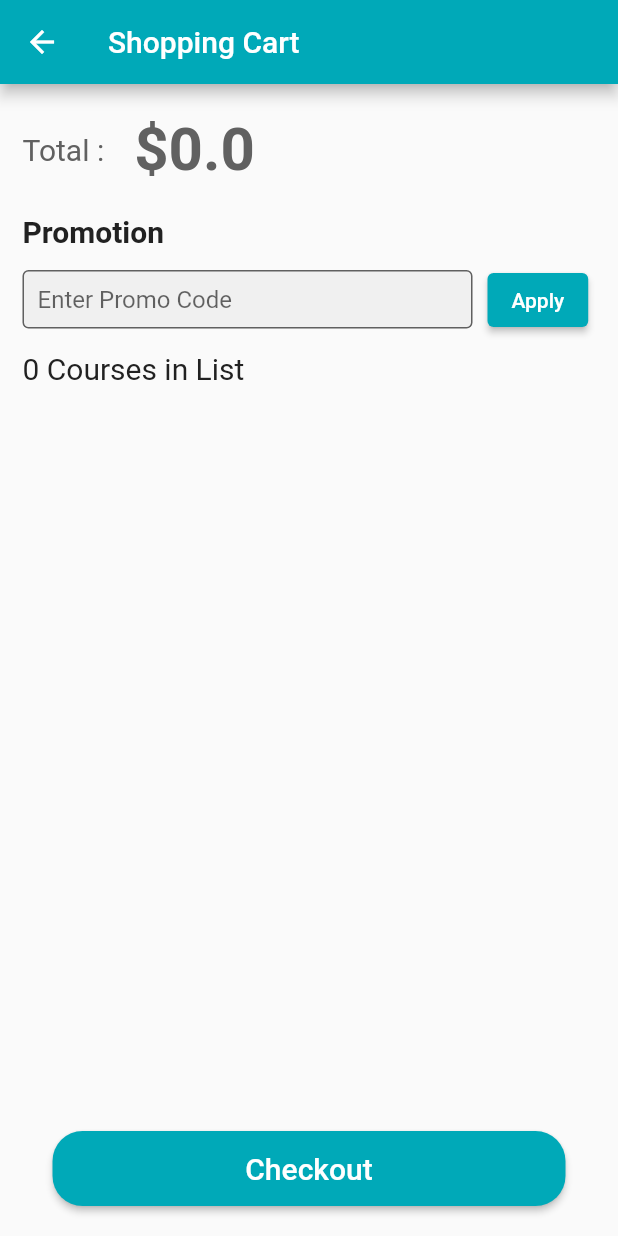
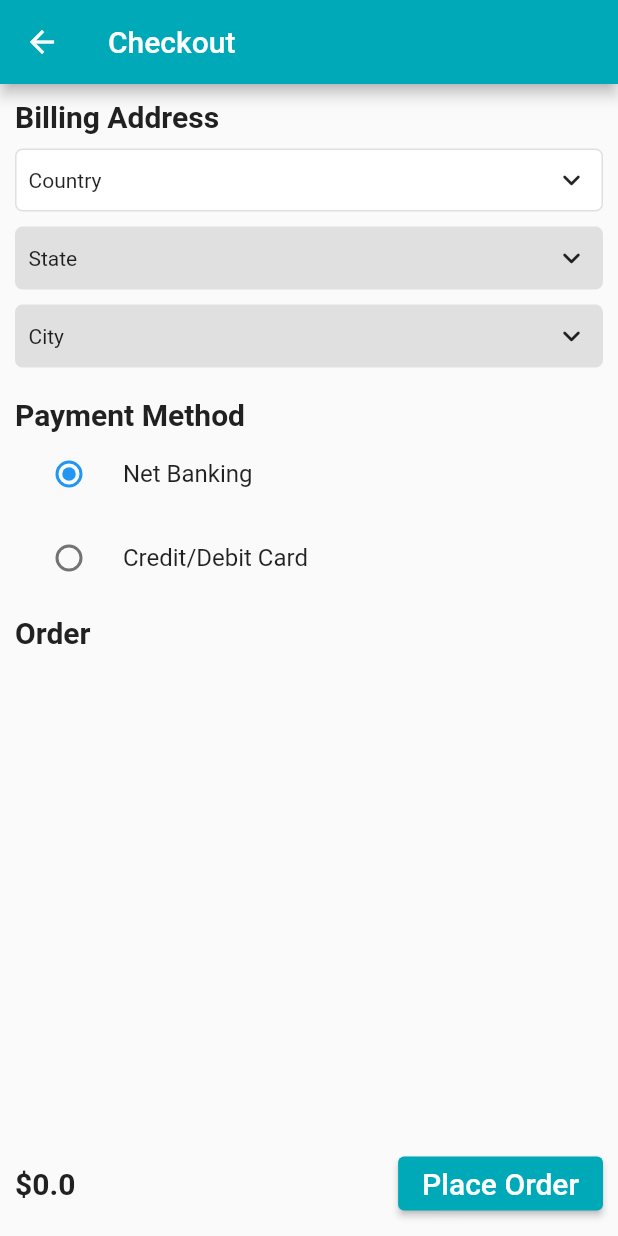
Before and after one commit to maheshpd/flutter_online_course, a Flutter app: the ShoppingCartScreen screen opened by its route, after a tap on "Checkout", on a phone screen of 412 x 824 dp. Run offline on Flutter 3.47's test engine with Material 2 defaults, Android fonts, the phone set to English and light mode, and no system bars; drawn by our look-alikes of csc_picker; our stand-ins replace readmore.

Commit message:
Checkout Screen

```diff
--- /dev/null
+++ b/lib/arguments/checkout_argument.dart
@@ -0,0 +1,12 @@
+import 'package:flutter_online_course/model/course.dart';
+
+class CheckoutArgument {
+  final List<Course> _courseList;
+  final double _totalPrice;
+
+  CheckoutArgument(this._courseList, this._totalPrice);
+
+  double get totalPrice => _totalPrice;
+
+  List<Course> get courseList => _courseList;
+}
--- /dev/null
+++ b/lib/data_provider/my_course_data_provider.dart
@@ -0,0 +1,18 @@
+import 'package:flutter_online_course/model/course.dart';
+import 'package:flutter_online_course/model/my_course.dart';
+
+class MyCourseDataProvider {
+  static final List<MyCourse> _myCourse = [];
+
+  static void addCourse(Course course) {
+    _myCourse.add(MyCourse(course));
+  }
+
+  static void addAllCourse(List<Course> courses) {
+    for (var course in courses) {
+      _myCourse.add(MyCourse(course));
+    }
+  }
+
+  static List<MyCourse> get myCourse => _myCourse;
+}
--- a/lib/main.dart
+++ b/lib/main.dart
@@ -1,9 +1,11 @@
 import 'package:flutter/material.dart';
+import 'package:flutter_online_course/arguments/checkout_argument.dart';
 import 'package:flutter_online_course/arguments/course_argument.dart';
-import 'package:flutter_online_course/details/course_details.dart';
+import 'package:flutter_online_course/screen/details/course_details.dart';
 import 'package:flutter_online_course/screen/home/course_home.dart';
 import 'package:flutter_online_course/screen/intro/intro_screen.dart';
-import 'package:flutter_online_course/shopping/shopping_cart_screen.dart';
+import 'package:flutter_online_course/screen/shopping/checkout_screen.dart';
+import 'package:flutter_online_course/screen/shopping/shopping_cart_screen.dart';
 import 'package:flutter_online_course/utils/route_name.dart';
 
 void main() {
@@ -33,6 +35,14 @@ class MyApp extends StatelessWidget {
           final args = settings.arguments as CourseArgument;
           return MaterialPageRoute(
               builder: (context) => CourseDetails(course: args.course));
+        } else if (settings.name == RouteNames.checkout) {
+          //Lets create checkout argument to pass data to checkout screen
+          final args = settings.arguments as CheckoutArgument;
+          return MaterialPageRoute(
+              builder: (context) => CheckoutScreen(
+                    courseList: args.courseList,
+                    totalPrice: args.totalPrice,
+                  ));
         }
       },
     );
--- /dev/null
+++ b/lib/model/my_course.dart
@@ -0,0 +1,17 @@
+import 'package:flutter_online_course/model/course.dart';
+
+class MyCourse {
+  final Course _course;
+
+  int _progress = 0;
+
+  MyCourse(this._course);
+
+  int get progress => _progress;
+
+  Course get course => _course;
+
+  set progress(int value) {
+    _progress = value;
+  }
+}
--- a/lib/details/course_details.dart
+++ b/lib/screen/details/course_details.dart
@@ -1,9 +1,9 @@
 import 'package:flutter/material.dart';
 import 'package:flutter_online_course/constants.dart';
 import 'package:flutter_online_course/data_provider/shopping_cart_data_provider.dart';
-import 'package:flutter_online_course/details/widget/favorite_option.dart';
 import 'package:flutter_online_course/model/course.dart';
 import 'package:flutter_online_course/model/section.dart';
+import 'package:flutter_online_course/screen/details/widget/favorite_option.dart';
 import 'package:flutter_online_course/utils/util.dart';
 import 'package:readmore/readmore.dart';
 
--- /dev/null
+++ b/lib/screen/shopping/checkout_screen.dart
@@ -0,0 +1,138 @@
+import 'package:csc_picker/csc_picker.dart';
+import 'package:flutter/material.dart';
+import 'package:flutter_online_course/constants.dart';
+import 'package:flutter_online_course/data_provider/my_course_data_provider.dart';
+import 'package:flutter_online_course/data_provider/shopping_cart_data_provider.dart';
+import 'package:flutter_online_course/screen/shopping/payment_method.dart';
+import 'package:flutter_online_course/utils/route_name.dart';
+import 'package:flutter_online_course/utils/util.dart';
+
+import '../../model/course.dart';
+
+class CheckoutScreen extends StatelessWidget {
+  const CheckoutScreen(
+      {Key? key, required this.courseList, required this.totalPrice})
+      : super(key: key);
+
+  final List<Course> courseList;
+
+  final double totalPrice;
+
+  @override
+  Widget build(BuildContext context) {
+    return Scaffold(
+      appBar: AppBar(
+        backgroundColor: kPrimaryColor,
+        title: const Text("Checkout"),
+      ),
+      body: Padding(
+        padding: const EdgeInsets.all(10.0),
+        child: Stack(
+          alignment: Alignment.bottomCenter,
+          children: [
+            Column(
+              crossAxisAlignment: CrossAxisAlignment.start,
+              children: [
+                Text(
+                  "Billing Address",
+                  style: TextStyle(
+                      fontSize: 20,
+                      fontWeight: FontWeight.bold,
+                      color: Colors.grey.shade900),
+                ),
+                const SizedBox(
+                  height: 10,
+                ),
+                // We will be showing country, state & city in billing address
+                //To show the dropdowns for that, I am using csc_picker: ^0.2.6 package
+                CSCPicker(
+                  layout: Layout.vertical,
+                  flagState: CountryFlag.DISABLE,
+                  onCountryChanged: (value) {},
+                  onStateChanged: (value) {},
+                  onCityChanged: (value) {},
+                ),
+                const SizedBox(
+                  height: 20,
+                ),
+                Text(
+                  "Payment Method",
+                  style: TextStyle(
+                      fontSize: 20,
+                      fontWeight: FontWeight.bold,
+                      color: Colors.grey.shade900),
+                ),
+                //Let's create widget for payment methods
+                const PaymentMethods(),
+                const SizedBox(
+                  height: 10,
+                ),
+                //Now lets show course list for final order confirmation
+                Text(
+                  "Order",
+                  style: TextStyle(
+                      fontSize: 20,
+                      fontWeight: FontWeight.bold,
+                      color: Colors.grey.shade900),
+                ),
+                const SizedBox(
+                  height: 10,
+                ),
+                Expanded(
+                    child: ListView.builder(
+                        itemCount: courseList.length,
+                        itemBuilder: (context, index) {
+                          Course course = courseList[index];
+                          return ListTile(
+                            leading: Image.asset(
+                              course.thumbnailUrl,
+                              width: 50,
+                              height: 50,
+                            ),
+                            title: Text(
+                              course.title,
+                              style: const TextStyle(
+                                  fontSize: 17, fontWeight: FontWeight.bold),
+                            ),
+                            trailing: Text("\$${course.price}"),
+                          );
+                        }))
+              ],
+            ),
+            SizedBox(
+              height: 50,
+              child: Row(
+                mainAxisAlignment: MainAxisAlignment.spaceBetween,
+                children: [
+                  Text(
+                    "\$$totalPrice",
+                    style: TextStyle(
+                        fontSize: 20,
+                        fontWeight: FontWeight.bold,
+                        color: Colors.grey.shade900),
+                  ),
+                  ElevatedButton(
+                      onPressed: () {
+                        MyCourseDataProvider.addAllCourse(courseList);
+                        //Lets clear shopping cart
+                        ShoppingCartDataProvider.clearCart();
+                        //Now lets show order placed message
+                        Util.showMessage(
+                            context, "Your order is placed successfully");
+                        //Navigate to home screen
+                        Navigator.pushNamed(context, RouteNames.courseHome);
+                      },
+                      style: ElevatedButton.styleFrom(primary: kPrimaryColor),
+                      child: const Text(
+                        "Place Order",
+                        style: TextStyle(fontSize: 20),
+                      ))
+                ],
+              ),
+            ),
+          ],
+        ),
+      ),
+    );
+  }
+}
--- /dev/null
+++ b/lib/screen/shopping/payment_method.dart
@@ -0,0 +1,42 @@
+import 'package:flutter/material.dart';
+
+class PaymentMethods extends StatefulWidget {
+  const PaymentMethods({Key? key}) : super(key: key);
+
+  @override
+  State<PaymentMethods> createState() => _PaymentMethodsState();
+}
+
+class _PaymentMethodsState extends State<PaymentMethods> {
+  Methods _paymentMethod = Methods.netbanking;
+
+  @override
+  Widget build(BuildContext context) {
+    return Column(
+      children: [
+        RadioListTile<Methods>(
+          value: Methods.netbanking,
+          groupValue: _paymentMethod,
+          onChanged: (Methods? value) {
+            setState(() {
+              _paymentMethod = value!;
+            });
+          },
+          title: const Text("Net Banking"),
+        ),
+        RadioListTile<Methods>(
+          value: Methods.cards,
+          groupValue: _paymentMethod,
+          onChanged: (Methods? value) {
+            setState(() {
+              _paymentMethod = value!;
+            });
+          },
+          title: const Text("Credit/Debit Card"),
+        )
+      ],
+    );
+  }
+}
+
+enum Methods { netbanking, cards }
--- a/lib/shopping/shopping_cart_screen.dart
+++ b/lib/screen/shopping/shopping_cart_screen.dart
@@ -1,7 +1,9 @@
 import 'package:flutter/material.dart';
+import 'package:flutter_online_course/arguments/checkout_argument.dart';
 import 'package:flutter_online_course/constants.dart';
 import 'package:flutter_online_course/data_provider/shopping_cart_data_provider.dart';
 import 'package:flutter_online_course/model/course.dart';
+import 'package:flutter_online_course/utils/route_name.dart';
 
 class ShoppingCartScreen extends StatefulWidget {
   const ShoppingCartScreen({Key? key}) : super(key: key);
@@ -123,7 +125,12 @@ class _ShoppingCartScreenState extends State<ShoppingCartScreen> {
               width: double.infinity,
               margin: const EdgeInsets.only(bottom: 20, left: 20, right: 20),
               child: ElevatedButton(
-                  onPressed: () {},
+                  onPressed: () {
+                    //Lets open checkout screen from this button
+                    Navigator.pushNamed(context, RouteNames.checkout,
+                        arguments:
+                            CheckoutArgument(cartCourseList, totalAmount));
+                  },
                   style: ElevatedButton.styleFrom(
                       primary: kPrimaryColor,
                       padding: EdgeInsets.zero,
--- a/lib/utils/route_name.dart
+++ b/lib/utils/route_name.dart
@@ -3,4 +3,5 @@ class RouteNames {
   static const String courseHome = "/courseHome";
   static const String courseDetails = "/courseDetails";
   static const String shoppingCart = "/shoppingCart";
+  static const String checkout = "/checkout";
 }
--- a/pubspec.yaml
+++ b/pubspec.yaml
@@ -36,6 +36,7 @@ dependencies:
   cupertino_icons: ^1.0.2
   provider: ^6.0.3
   readmore: ^2.2.0
+  csc_picker: ^0.2.6
 
 dev_dependencies:
   flutter_test:
```
Also changed, not shown: lib/screen/details/widget/favorite_option.dart (renamed from lib/details/widget/favorite_option.dart), pubspec.lock.
